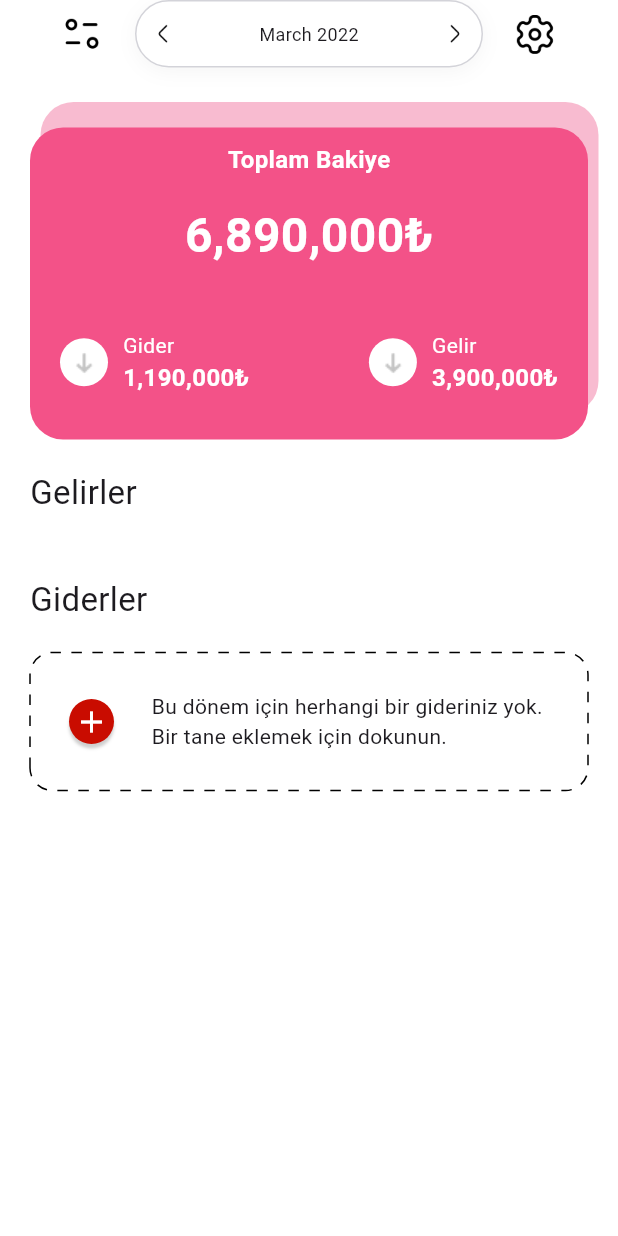
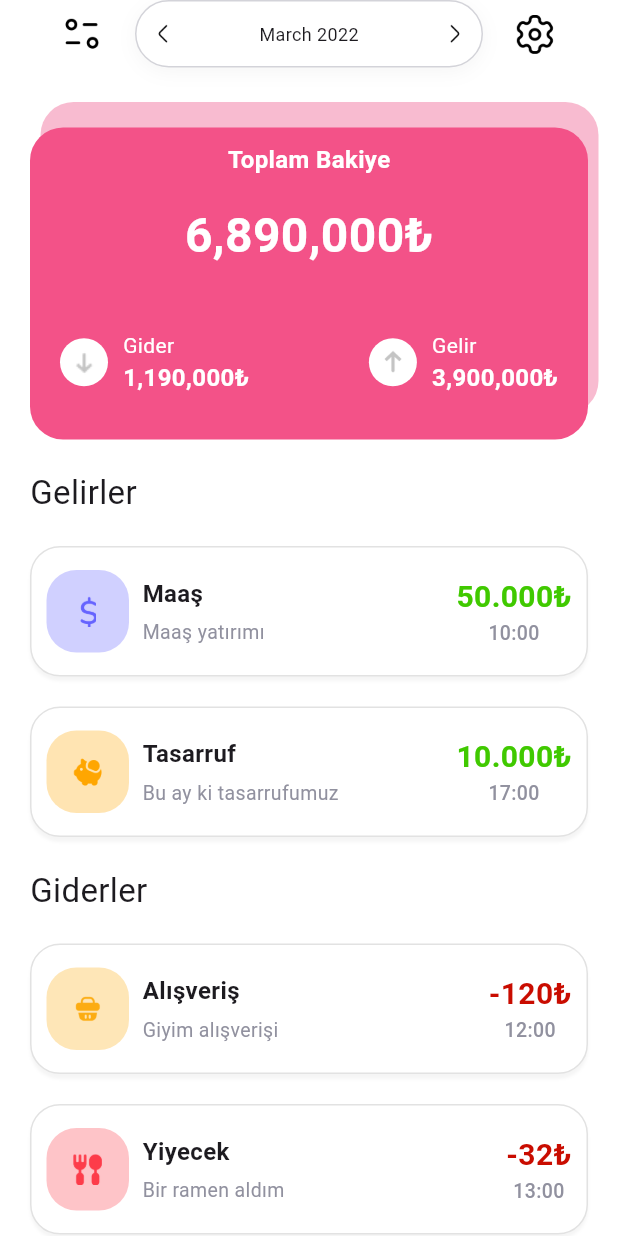
Before and after one commit to NefiseTnc/flutter_budget_planner_app, a Flutter app: the screen it shows after launch, on a phone screen of 412 x 824 dp. Run offline on Flutter 3.47's test engine with Material 3 defaults, Android fonts, the light colour scheme and no system bars; drawn by our look-alikes of dotted_border.

Commit message:
updated home page

```diff
--- a/lib/data/home_page_data.dart
+++ /dev/null
@@ -1,22 +0,0 @@
-import 'package:flutter_budget_planner_app/model/income_model.dart';
-
-class HomePageData {
-  HomePageData._();
-
-  final List<IncomeModel> incomeDatas = [
-    IncomeModel(
-        iconPath: "assets/icons/salary.png",
-        iconColor: "",
-        title: "Maaş",
-        description: "Maaş yatırımı",
-        money: "50.000",
-        timeText: "10:00"),
-    IncomeModel(
-        iconPath: "assets/icons/savings.png",
-        iconColor: "",
-        title: "Tasarruf",
-        description: "Bu ay ki tasarrufumuz",
-        money: "10.000",
-        timeText: "17:00"),
-  ];
-}
--- /dev/null
+++ b/lib/data/my_datas.dart
@@ -0,0 +1,40 @@
+import 'package:flutter/material.dart';
+import 'package:flutter_budget_planner_app/model/transaction_model.dart';
+
+class MyDatas {
+  MyDatas._();
+
+  static List<TransactionModel> incomeDatas = [
+    TransactionModel(
+        iconPath: "assets/icons/salary.png",
+        iconColor: const Color(0xFF6563FF),
+        title: "Maaş",
+        description: "Maaş yatırımı",
+        money: "50.000",
+        timeText: "10:00"),
+    TransactionModel(
+        iconPath: "assets/icons/savings.png",
+        iconColor: const Color.fromARGB(255, 255, 166, 1),
+        title: "Tasarruf",
+        description: "Bu ay ki tasarrufumuz",
+        money: "10.000",
+        timeText: "17:00"),
+  ];
+
+  static List<TransactionModel> expenseDatas = [
+    TransactionModel(
+        iconPath: "assets/icons/shopping-bag.png",
+        iconColor: const Color(0xFFFCAC12),
+        title: "Alışveriş",
+        description: "Giyim alışverişi",
+        money: "120",
+        timeText: "12:00"),
+    TransactionModel(
+        iconPath: "assets/icons/restaurant.png",
+        iconColor: const Color(0xFFFD3C4A),
+        title: "Yiyecek",
+        description: "Bir ramen aldım",
+        money: "32",
+        timeText: "13:00"),
+  ];
+}
--- a/lib/model/income_model.dart
+++ b/lib/model/transaction_model.dart
@@ -1,12 +1,13 @@
-class IncomeModel {
+import 'package:flutter/material.dart';
+class TransactionModel {
   final String iconPath;
-  final String iconColor;
+  final Color iconColor;
   final String title;
   final String description;
   final String money;
   final String timeText;
 
-  IncomeModel(
+  TransactionModel(
       {required this.iconPath,
       required this.iconColor,
       required this.title,
--- a/lib/screens/home/home_page.dart
+++ b/lib/screens/home/home_page.dart
@@ -1,4 +1,8 @@
 import 'package:flutter/material.dart';
+import 'package:flutter_budget_planner_app/data/my_datas.dart';
+import 'package:flutter_budget_planner_app/model/transaction_model.dart';
+import 'package:flutter_budget_planner_app/screens/home/widgets/expense_widget.dart';
+import 'package:flutter_budget_planner_app/screens/home/widgets/income_widget.dart';
 import 'package:flutter_budget_planner_app/screens/home/widgets/my_dotted_border.dart';
 import 'package:flutter_budget_planner_app/utils/app_color.dart';
 
@@ -171,7 +175,7 @@ class _HomePageState extends State<HomePage> {
                                       color: Colors.white,
                                       borderRadius: BorderRadius.circular(40)),
                                   child: Image.asset(
-                                    "assets/icons/arrow-bottom.png",
+                                    "assets/icons/arrow-top.png",
                                     width: 20,
                                     height: 20,
                                   ),
@@ -210,24 +214,40 @@ class _HomePageState extends State<HomePage> {
                   style: TextStyle(fontSize: 22),
                 ),
                 const SizedBox(height: 20),
-               /*  CustomDottedBorderContainer(
+                /*  CustomDottedBorderContainer(
                   iconColor: AppColor.greenColor,
                   text:
                       "Bu dönem için herhangi bir geliriniz yok. Bir tane eklemek için dokunun.",
                   onTap: () {},
                 ), */
-                Container(),
+                IncomeWidget(
+                  incomeData: MyDatas.incomeDatas[0],
+                ),
+                const SizedBox(
+                  height: 20,
+                ),
+                IncomeWidget(incomeData: MyDatas.incomeDatas[1]),
                 const SizedBox(height: 20),
                 const Text(
                   "Giderler",
                   style: TextStyle(fontSize: 22),
                 ),
                 const SizedBox(height: 20),
-                CustomDottedBorderContainer(
+                /*         CustomDottedBorderContainer(
                   iconColor: AppColor.redColor,
                   text:
                       "Bu dönem için herhangi bir gideriniz yok. Bir tane eklemek için dokunun.",
                   onTap: () {},
+                ), */
+
+                ExpenseWidget(
+                  expenseData: MyDatas.expenseDatas[0],
+                ),
+                const SizedBox(
+                  height: 20,
+                ),
+                ExpenseWidget(
+                  expenseData: MyDatas.expenseDatas[1],
                 ),
               ],
             ),
--- /dev/null
+++ b/lib/screens/home/widgets/expense_widget.dart
@@ -0,0 +1,99 @@
+import 'package:flutter/material.dart';
+import 'package:flutter_budget_planner_app/model/transaction_model.dart';
+import 'package:flutter_budget_planner_app/utils/app_color.dart';
+
+class ExpenseWidget extends StatelessWidget {
+  const ExpenseWidget({
+    super.key,
+    required this.expenseData,
+  });
+  final TransactionModel expenseData;
+
+  @override
+  Widget build(BuildContext context) {
+    return Container(
+      width: double.infinity,
+      padding: const EdgeInsets.symmetric(horizontal: 10, vertical: 15),
+      decoration: BoxDecoration(
+        color: AppColor.whiteColor,
+        borderRadius: BorderRadius.circular(20),
+        border: Border.all(
+          color: Colors.grey.withOpacity(0.3),
+        ),
+        boxShadow: [
+          BoxShadow(
+            color: Colors.grey.withOpacity(0.1),
+            blurRadius: 1,
+            offset: const Offset(0, 3), // changes position of shadow
+          ),
+        ],
+      ),
+      child: Row(
+        mainAxisAlignment: MainAxisAlignment.spaceBetween,
+        children: [
+          Row(
+            children: [
+              Container(
+                width: 55,
+                height: 55,
+                decoration: BoxDecoration(
+                  color: expenseData.iconColor.withOpacity(.3),
+                  borderRadius: BorderRadius.circular(20),
+                ),
+                child: Padding(
+                  padding: const EdgeInsets.all(17.0),
+                  child: Image.asset(
+                    expenseData.iconPath,
+                    color: expenseData.iconColor,
+                  ),
+                ),
+              ),
+              const SizedBox(width: 9),
+              Column(
+                mainAxisAlignment: MainAxisAlignment.start,
+                crossAxisAlignment: CrossAxisAlignment.start,
+                children: [
+                  Text(
+                    expenseData.title,
+                    style: const TextStyle(
+                        fontSize: 16, fontWeight: FontWeight.w600),
+                  ),
+                  const SizedBox(height: 5),
+                  Text(
+                    expenseData.description,
+                    style: const TextStyle(
+                      color: AppColor.greyColor,
+                      fontSize: 13,
+                    ),
+                  ),
+                ],
+              )
+            ],
+          ),
+          Column(
+            mainAxisAlignment: MainAxisAlignment.start,
+            crossAxisAlignment: CrossAxisAlignment.center,
+            children: [
+              Text(
+                "-" "${expenseData.money}₺",
+                style: const TextStyle(
+                  color: AppColor.redColor,
+                  fontSize: 20,
+                  fontWeight: FontWeight.bold,
+                ),
+              ),
+              Text(
+                expenseData.timeText,
+                style: const TextStyle(
+                  color: AppColor.greyColor,
+                  fontSize: 13,
+                  fontWeight: FontWeight.w500,
+                ),
+              ),
+            ],
+          )
+        ],
+      ),
+    );
+  }
+}
--- /dev/null
+++ b/lib/screens/home/widgets/income_widget.dart
@@ -0,0 +1,99 @@
+import 'package:flutter/material.dart';
+import 'package:flutter_budget_planner_app/model/transaction_model.dart';
+import 'package:flutter_budget_planner_app/utils/app_color.dart';
+
+class IncomeWidget extends StatelessWidget {
+  const IncomeWidget({
+    super.key,
+    required this.incomeData,
+  });
+  final TransactionModel incomeData;
+
+  @override
+  Widget build(BuildContext context) {
+    return Container(
+      width: double.infinity,
+      padding: const EdgeInsets.symmetric(horizontal: 10, vertical: 15),
+      decoration: BoxDecoration(
+        color: AppColor.whiteColor,
+        borderRadius: BorderRadius.circular(20),
+        border: Border.all(
+          color: Colors.grey.withOpacity(0.3),
+        ),
+        boxShadow: [
+          BoxShadow(
+            color: Colors.grey.withOpacity(0.1),
+            blurRadius: 1,
+            offset: const Offset(0, 3), // changes position of shadow
+          ),
+        ],
+      ),
+      child: Row(
+        mainAxisAlignment: MainAxisAlignment.spaceBetween,
+        children: [
+          Row(
+            children: [
+              Container(
+                width: 55,
+                height: 55,
+                decoration: BoxDecoration(
+                  color: incomeData.iconColor.withOpacity(.3),
+                  borderRadius: BorderRadius.circular(20),
+                ),
+                child: Padding(
+                  padding: const EdgeInsets.all(17.0),
+                  child: Image.asset(
+                    incomeData.iconPath,
+                    color: incomeData.iconColor,
+                  ),
+                ),
+              ),
+              const SizedBox(width: 9),
+              Column(
+                mainAxisAlignment: MainAxisAlignment.start,
+                crossAxisAlignment: CrossAxisAlignment.start,
+                children: [
+                  Text(
+                    incomeData.title,
+                    style: const TextStyle(
+                        fontSize: 16, fontWeight: FontWeight.w600),
+                  ),
+                  const SizedBox(height: 5),
+                  Text(
+                    incomeData.description,
+                    style: const TextStyle(
+                      color: AppColor.greyColor,
+                      fontSize: 13,
+                    ),
+                  ),
+                ],
+              )
+            ],
+          ),
+          Column(
+            mainAxisAlignment: MainAxisAlignment.start,
+            crossAxisAlignment: CrossAxisAlignment.center,
+            children: [
+              Text(
+                "${incomeData.money}₺",
+                style: const TextStyle(
+                  color: AppColor.greenColor,
+                  fontSize: 20,
+                  fontWeight: FontWeight.bold,
+                ),
+              ),
+              Text(
+                incomeData.timeText,
+                style: const TextStyle(
+                  color: AppColor.greyColor,
+                  fontSize: 13,
+                  fontWeight: FontWeight.w500,
+                ),
+              ),
+            ],
+          )
+        ],
+      ),
+    );
+  }
+}
```
Also changed, not shown: assets/icons/salary.png, assets/icons/shopping bag.png (deleted), assets/icons/shopping-bag.png (added).
